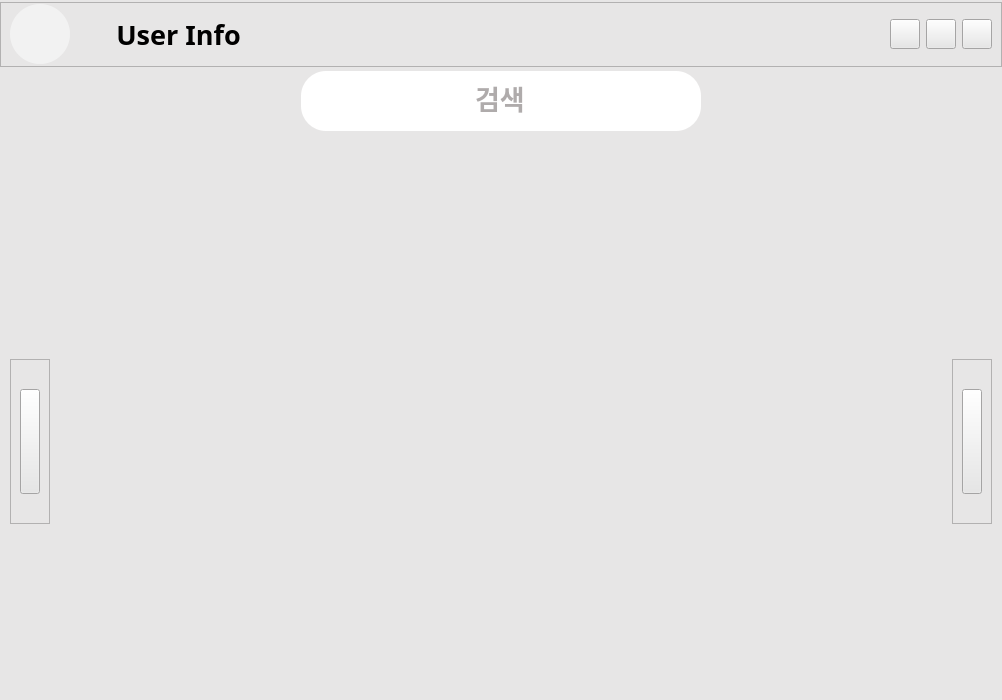
First picture: the form in ui/mainWindow.ui, repository bbeomgeun/IGRUS-IT-Contest, before the edit.
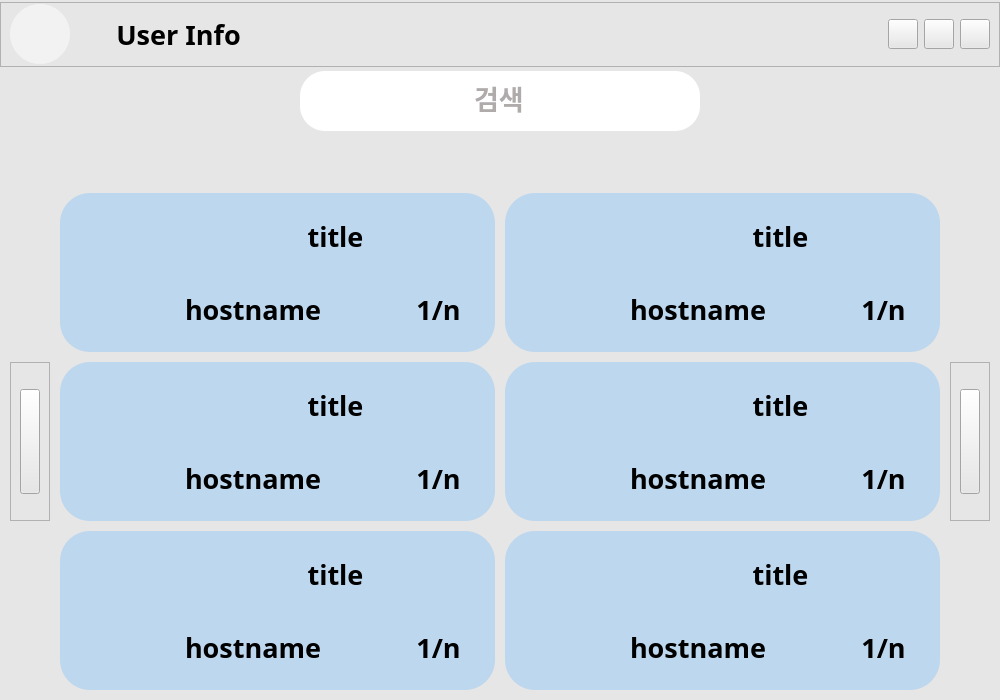
Second picture: the form after the edit. The open tabs and pages were chosen to show the change. Icons and pictures are not drawn.

What changed in the file:
```diff
--- a/ui/mainWindow.ui
+++ b/ui/mainWindow.ui
@@ -6,7 +6,7 @@
    <rect>
     <x>0</x>
     <y>0</y>
-    <width>1002</width>
+    <width>1000</width>
     <height>700</height>
    </rect>
   </property>
@@ -1368,6 +1368,1026 @@
             </property>
            </spacer>
           </item>
+          <item row="1" column="3">
+           <widget class="QFrame" name="room_4">
+            <property name="sizePolicy">
+             <sizepolicy hsizetype="Preferred" vsizetype="Minimum">
+              <horstretch>0</horstretch>
+              <verstretch>0</verstretch>
+             </sizepolicy>
+            </property>
+            <property name="minimumSize">
+             <size>
+              <width>0</width>
+              <height>150</height>
+             </size>
+            </property>
+            <property name="styleSheet">
+             <string notr="true">background-color: rgb(189, 215, 238);
+border-radius:30px;</string>
+            </property>
+            <property name="frameShape">
+             <enum>QFrame::StyledPanel</enum>
+            </property>
+            <property name="frameShadow">
+             <enum>QFrame::Raised</enum>
+            </property>
+            <layout class="QHBoxLayout" name="horizontalLayout_19">
+             <item>
+              <widget class="QLabel" name="roomImg_4">
+               <property name="sizePolicy">
+                <sizepolicy hsizetype="Fixed" vsizetype="Fixed">
+                 <horstretch>0</horstretch>
+                 <verstretch>0</verstretch>
+                </sizepolicy>
+               </property>
+               <property name="minimumSize">
+                <size>
+                 <width>110</width>
+                 <height>110</height>
+                </size>
+               </property>
+               <property name="maximumSize">
+                <size>
+                 <width>110</width>
+                 <height>110</height>
+                </size>
+               </property>
+               <property name="text">
+                <string/>
+               </property>
+               <property name="alignment">
+                <set>Qt::AlignCenter</set>
+               </property>
+              </widget>
+             </item>
+             <item>
+              <widget class="QFrame" name="roomText_4">
+               <property name="frameShape">
+                <enum>QFrame::StyledPanel</enum>
+               </property>
+               <property name="frameShadow">
+                <enum>QFrame::Raised</enum>
+               </property>
+               <layout class="QVBoxLayout" name="verticalLayout_8">
+                <property name="leftMargin">
+                 <number>0</number>
+                </property>
+                <property name="topMargin">
+                 <number>0</number>
+                </property>
+                <property name="rightMargin">
+                 <number>0</number>
+                </property>
+                <property name="bottomMargin">
+                 <number>0</number>
+                </property>
+                <item>
+                 <widget class="QLabel" name="roomTitle_4">
+                  <property name="font">
+                   <font>
+                    <family>나눔고딕</family>
+                    <pointsize>20</pointsize>
+                    <weight>75</weight>
+                    <bold>true</bold>
+                   </font>
+                  </property>
+                  <property name="text">
+                   <string>title</string>
+                  </property>
+                  <property name="alignment">
+                   <set>Qt::AlignCenter</set>
+                  </property>
+                 </widget>
+                </item>
+                <item>
+                 <widget class="QFrame" name="nameNnum_4">
+                  <property name="frameShape">
+                   <enum>QFrame::StyledPanel</enum>
+                  </property>
+                  <property name="frameShadow">
+                   <enum>QFrame::Raised</enum>
+                  </property>
+                  <layout class="QHBoxLayout" name="horizontalLayout_20">
+                   <property name="leftMargin">
+                    <number>0</number>
+                   </property>
+                   <property name="topMargin">
+                    <number>0</number>
+                   </property>
+                   <property name="rightMargin">
+                    <number>0</number>
+                   </property>
+                   <property name="bottomMargin">
+                    <number>0</number>
+                   </property>
+                   <item>
+                    <widget class="QLabel" name="num_4">
+                     <property name="sizePolicy">
+                      <sizepolicy hsizetype="Minimum" vsizetype="Preferred">
+                       <horstretch>0</horstretch>
+                       <verstretch>0</verstretch>
+                      </sizepolicy>
+                     </property>
+                     <property name="minimumSize">
+                      <size>
+                       <width>200</width>
+                       <height>0</height>
+                      </size>
+                     </property>
+                     <property name="font">
+                      <font>
+                       <family>나눔고딕</family>
+                       <pointsize>20</pointsize>
+                       <weight>75</weight>
+                       <bold>true</bold>
+                      </font>
+                     </property>
+                     <property name="text">
+                      <string>hostname</string>
+                     </property>
+                     <property name="alignment">
+                      <set>Qt::AlignLeading|Qt::AlignLeft|Qt::AlignVCenter</set>
+                     </property>
+                    </widget>
+                   </item>
+                   <item>
+                    <widget class="QLabel" name="hostname_4">
+                     <property name="font">
+                      <font>
+                       <family>나눔고딕</family>
+                       <pointsize>20</pointsize>
+                       <weight>75</weight>
+                       <bold>true</bold>
+                      </font>
+                     </property>
+                     <property name="text">
+                      <string>1/n</string>
+                     </property>
+                     <property name="alignment">
+                      <set>Qt::AlignCenter</set>
+                     </property>
+                    </widget>
+                   </item>
+                  </layout>
+                 </widget>
+                </item>
+               </layout>
+              </widget>
+             </item>
+            </layout>
+           </widget>
+          </item>
+          <item row="1" column="2">
+           <widget class="QFrame" name="room_5">
+            <property name="sizePolicy">
+             <sizepolicy hsizetype="Preferred" vsizetype="Minimum">
+              <horstretch>0</horstretch>
+              <verstretch>0</verstretch>
+             </sizepolicy>
+            </property>
+            <property name="minimumSize">
+             <size>
+              <width>0</width>
+              <height>150</height>
+             </size>
+            </property>
+            <property name="styleSheet">
+             <string notr="true">background-color: rgb(189, 215, 238);
+border-radius:30px;</string>
+            </property>
+            <property name="frameShape">
+             <enum>QFrame::StyledPanel</enum>
+            </property>
+            <property name="frameShadow">
+             <enum>QFrame::Raised</enum>
+            </property>
+            <layout class="QHBoxLayout" name="horizontalLayout_21">
+             <item>
+              <widget class="QLabel" name="roomImg_5">
+               <property name="sizePolicy">
+                <sizepolicy hsizetype="Fixed" vsizetype="Fixed">
+                 <horstretch>0</horstretch>
+                 <verstretch>0</verstretch>
+                </sizepolicy>
+               </property>
+               <property name="minimumSize">
+                <size>
+                 <width>110</width>
+                 <height>110</height>
+                </size>
+               </property>
+               <property name="maximumSize">
+                <size>
+                 <width>110</width>
+                 <height>110</height>
+                </size>
+               </property>
+               <property name="text">
+                <string/>
+               </property>
+               <property name="alignment">
+                <set>Qt::AlignCenter</set>
+               </property>
+              </widget>
+             </item>
+             <item>
+              <widget class="QFrame" name="roomText_5">
+               <property name="frameShape">
+                <enum>QFrame::StyledPanel</enum>
+               </property>
+               <property name="frameShadow">
+                <enum>QFrame::Raised</enum>
+               </property>
+               <layout class="QVBoxLayout" name="verticalLayout_9">
+                <property name="leftMargin">
+                 <number>0</number>
+                </property>
+                <property name="topMargin">
+                 <number>0</number>
+                </property>
+                <property name="rightMargin">
+                 <number>0</number>
+                </property>
+                <property name="bottomMargin">
+                 <number>0</number>
+                </property>
+                <item>
+                 <widget class="QLabel" name="roomTitle_5">
+                  <property name="font">
+                   <font>
+                    <family>나눔고딕</family>
+                    <pointsize>20</pointsize>
+                    <weight>75</weight>
+                    <bold>true</bold>
+                   </font>
+                  </property>
+                  <property name="text">
+                   <string>title</string>
+                  </property>
+                  <property name="alignment">
+                   <set>Qt::AlignCenter</set>
+                  </property>
+                 </widget>
+                </item>
+                <item>
+                 <widget class="QFrame" name="nameNnum_5">
+                  <property name="frameShape">
+                   <enum>QFrame::StyledPanel</enum>
+                  </property>
+                  <property name="frameShadow">
+                   <enum>QFrame::Raised</enum>
+                  </property>
+                  <layout class="QHBoxLayout" name="horizontalLayout_22">
+                   <property name="leftMargin">
+                    <number>0</number>
+                   </property>
+                   <property name="topMargin">
+                    <number>0</number>
+                   </property>
+                   <property name="rightMargin">
+                    <number>0</number>
+                   </property>
+                   <property name="bottomMargin">
+                    <number>0</number>
+                   </property>
+                   <item>
+                    <widget class="QLabel" name="num_5">
+                     <property name="sizePolicy">
+                      <sizepolicy hsizetype="Minimum" vsizetype="Preferred">
+                       <horstretch>0</horstretch>
+                       <verstretch>0</verstretch>
+                      </sizepolicy>
+                     </property>
+                     <property name="minimumSize">
+                      <size>
+                       <width>200</width>
+                       <height>0</height>
+                      </size>
+                     </property>
+                     <property name="font">
+                      <font>
+                       <family>나눔고딕</family>
+                       <pointsize>20</pointsize>
+                       <weight>75</weight>
+                       <bold>true</bold>
+                      </font>
+                     </property>
+                     <property name="text">
+                      <string>hostname</string>
+                     </property>
+                     <property name="alignment">
+                      <set>Qt::AlignLeading|Qt::AlignLeft|Qt::AlignVCenter</set>
+                     </property>
+                    </widget>
+                   </item>
+                   <item>
+                    <widget class="QLabel" name="hostname_5">
+                     <property name="font">
+                      <font>
+                       <family>나눔고딕</family>
+                       <pointsize>20</pointsize>
+                       <weight>75</weight>
+                       <bold>true</bold>
+                      </font>
+                     </property>
+                     <property name="text">
+                      <string>1/n</string>
+                     </property>
+                     <property name="alignment">
+                      <set>Qt::AlignCenter</set>
+                     </property>
+                    </widget>
+                   </item>
+                  </layout>
+                 </widget>
+                </item>
+               </layout>
+              </widget>
+             </item>
+            </layout>
+           </widget>
+          </item>
+          <item row="2" column="3">
+           <widget class="QFrame" name="room_6">
+            <property name="sizePolicy">
+             <sizepolicy hsizetype="Preferred" vsizetype="Minimum">
+              <horstretch>0</horstretch>
+              <verstretch>0</verstretch>
+             </sizepolicy>
+            </property>
+            <property name="minimumSize">
+             <size>
+              <width>0</width>
+              <height>150</height>
+             </size>
+            </property>
+            <property name="styleSheet">
+             <string notr="true">background-color: rgb(189, 215, 238);
+border-radius:30px;</string>
+            </property>
+            <property name="frameShape">
+             <enum>QFrame::StyledPanel</enum>
+            </property>
+            <property name="frameShadow">
+             <enum>QFrame::Raised</enum>
+            </property>
+            <layout class="QHBoxLayout" name="horizontalLayout_23">
+             <item>
+              <widget class="QLabel" name="roomImg_6">
+               <property name="sizePolicy">
+                <sizepolicy hsizetype="Fixed" vsizetype="Fixed">
+                 <horstretch>0</horstretch>
+                 <verstretch>0</verstretch>
+                </sizepolicy>
+               </property>
+               <property name="minimumSize">
+                <size>
+                 <width>110</width>
+                 <height>110</height>
+                </size>
+               </property>
+               <property name="maximumSize">
+                <size>
+                 <width>110</width>
+                 <height>110</height>
+                </size>
+               </property>
+               <property name="text">
+                <string/>
+               </property>
+               <property name="alignment">
+                <set>Qt::AlignCenter</set>
+               </property>
+              </widget>
+             </item>
+             <item>
+              <widget class="QFrame" name="roomText_6">
+               <property name="frameShape">
+                <enum>QFrame::StyledPanel</enum>
+               </property>
+               <property name="frameShadow">
+                <enum>QFrame::Raised</enum>
+               </property>
+               <layout class="QVBoxLayout" name="verticalLayout_13">
+                <property name="leftMargin">
+                 <number>0</number>
+                </property>
+                <property name="topMargin">
+                 <number>0</number>
+                </property>
+                <property name="rightMargin">
+                 <number>0</number>
+                </property>
+                <property name="bottomMargin">
+                 <number>0</number>
+                </property>
+                <item>
+                 <widget class="QLabel" name="roomTitle_6">
+                  <property name="font">
+                   <font>
+                    <family>나눔고딕</family>
+                    <pointsize>20</pointsize>
+                    <weight>75</weight>
+                    <bold>true</bold>
+                   </font>
+                  </property>
+                  <property name="text">
+                   <string>title</string>
+                  </property>
+                  <property name="alignment">
+                   <set>Qt::AlignCenter</set>
+                  </property>
+                 </widget>
+                </item>
+                <item>
+                 <widget class="QFrame" name="nameNnum_6">
+                  <property name="frameShape">
+                   <enum>QFrame::StyledPanel</enum>
+                  </property>
+                  <property name="frameShadow">
+                   <enum>QFrame::Raised</enum>
+                  </property>
+                  <layout class="QHBoxLayout" name="horizontalLayout_24">
+                   <property name="leftMargin">
+                    <number>0</number>
+                   </property>
+                   <property name="topMargin">
+                    <number>0</number>
+                   </property>
+                   <property name="rightMargin">
+                    <number>0</number>
+                   </property>
+                   <property name="bottomMargin">
+                    <number>0</number>
+                   </property>
+                   <item>
+                    <widget class="QLabel" name="num_6">
+                     <property name="sizePolicy">
+                      <sizepolicy hsizetype="Minimum" vsizetype="Preferred">
+                       <horstretch>0</horstretch>
+                       <verstretch>0</verstretch>
+                      </sizepolicy>
+                     </property>
+                     <property name="minimumSize">
+                      <size>
+                       <width>200</width>
+                       <height>0</height>
+                      </size>
+                     </property>
+                     <property name="font">
+                      <font>
+                       <family>나눔고딕</family>
+                       <pointsize>20</pointsize>
+                       <weight>75</weight>
+                       <bold>true</bold>
+                      </font>
+                     </property>
+                     <property name="text">
+                      <string>hostname</string>
+                     </property>
+                     <property name="alignment">
+                      <set>Qt::AlignLeading|Qt::AlignLeft|Qt::AlignVCenter</set>
+                     </property>
+                    </widget>
+                   </item>
+                   <item>
+                    <widget class="QLabel" name="hostname_6">
+                     <property name="font">
+                      <font>
+                       <family>나눔고딕</family>
+                       <pointsize>20</pointsize>
+                       <weight>75</weight>
+                       <bold>true</bold>
+                      </font>
+                     </property>
+                     <property name="text">
+                      <string>1/n</string>
+                     </property>
+                     <property name="alignment">
+                      <set>Qt::AlignCenter</set>
+                     </property>
+                    </widget>
+                   </item>
+                  </layout>
+                 </widget>
+                </item>
+               </layout>
+              </widget>
+             </item>
+            </layout>
+           </widget>
+          </item>
+          <item row="2" column="2">
+           <widget class="QFrame" name="room_7">
+            <property name="sizePolicy">
+             <sizepolicy hsizetype="Preferred" vsizetype="Minimum">
+              <horstretch>0</horstretch>
+              <verstretch>0</verstretch>
+             </sizepolicy>
+            </property>
+            <property name="minimumSize">
+             <size>
+              <width>0</width>
+              <height>150</height>
+             </size>
+            </property>
+            <property name="styleSheet">
+             <string notr="true">background-color: rgb(189, 215, 238);
+border-radius:30px;</string>
+            </property>
+            <property name="frameShape">
+             <enum>QFrame::StyledPanel</enum>
+            </property>
+            <property name="frameShadow">
+             <enum>QFrame::Raised</enum>
+            </property>
+            <layout class="QHBoxLayout" name="horizontalLayout_25">
+             <item>
+              <widget class="QLabel" name="roomImg_7">
+               <property name="sizePolicy">
+                <sizepolicy hsizetype="Fixed" vsizetype="Fixed">
+                 <horstretch>0</horstretch>
+                 <verstretch>0</verstretch>
+                </sizepolicy>
+               </property>
+               <property name="minimumSize">
+                <size>
+                 <width>110</width>
+                 <height>110</height>
+                </size>
+               </property>
+               <property name="maximumSize">
+                <size>
+                 <width>110</width>
+                 <height>110</height>
+                </size>
+               </property>
+               <property name="text">
+                <string/>
+               </property>
+               <property name="alignment">
+                <set>Qt::AlignCenter</set>
+               </property>
+              </widget>
+             </item>
+             <item>
+              <widget class="QFrame" name="roomText_7">
+               <property name="frameShape">
+                <enum>QFrame::StyledPanel</enum>
+               </property>
+               <property name="frameShadow">
+                <enum>QFrame::Raised</enum>
+               </property>
+               <layout class="QVBoxLayout" name="verticalLayout_15">
+                <property name="leftMargin">
+                 <number>0</number>
+                </property>
+                <property name="topMargin">
+                 <number>0</number>
+                </property>
+                <property name="rightMargin">
+                 <number>0</number>
+                </property>
+                <property name="bottomMargin">
+                 <number>0</number>
+                </property>
+                <item>
+                 <widget class="QLabel" name="roomTitle_7">
+                  <property name="font">
+                   <font>
+                    <family>나눔고딕</family>
+                    <pointsize>20</pointsize>
+                    <weight>75</weight>
+                    <bold>true</bold>
+                   </font>
+                  </property>
+                  <property name="text">
+                   <string>title</string>
+                  </property>
+                  <property name="alignment">
+                   <set>Qt::AlignCenter</set>
+                  </property>
+                 </widget>
+                </item>
+                <item>
+                 <widget class="QFrame" name="nameNnum_7">
+                  <property name="frameShape">
+                   <enum>QFrame::StyledPanel</enum>
+                  </property>
+                  <property name="frameShadow">
+                   <enum>QFrame::Raised</enum>
+                  </property>
+                  <layout class="QHBoxLayout" name="horizontalLayout_26">
+                   <property name="leftMargin">
+                    <number>0</number>
+                   </property>
+                   <property name="topMargin">
+                    <number>0</number>
+                   </property>
+                   <property name="rightMargin">
+                    <number>0</number>
+                   </property>
+                   <property name="bottomMargin">
+                    <number>0</number>
+                   </property>
+                   <item>
+                    <widget class="QLabel" name="num_7">
+                     <property name="sizePolicy">
+                      <sizepolicy hsizetype="Minimum" vsizetype="Preferred">
+                       <horstretch>0</horstretch>
+                       <verstretch>0</verstretch>
+                      </sizepolicy>
+                     </property>
+                     <property name="minimumSize">
+                      <size>
+                       <width>200</width>
+                       <height>0</height>
+                      </size>
+                     </property>
+                     <property name="font">
+                      <font>
+                       <family>나눔고딕</family>
+                       <pointsize>20</pointsize>
+                       <weight>75</weight>
+                       <bold>true</bold>
+                      </font>
+                     </property>
+                     <property name="text">
+                      <string>hostname</string>
+                     </property>
+                     <property name="alignment">
+                      <set>Qt::AlignLeading|Qt::AlignLeft|Qt::AlignVCenter</set>
+                     </property>
+                    </widget>
+                   </item>
+                   <item>
+                    <widget class="QLabel" name="hostname_7">
+                     <property name="font">
+                      <font>
+                       <family>나눔고딕</family>
+                       <pointsize>20</pointsize>
+                       <weight>75</weight>
+                       <bold>true</bold>
+                      </font>
+                     </property>
+                     <property name="text">
+                      <string>1/n</string>
+                     </property>
+                     <property name="alignment">
+                      <set>Qt::AlignCenter</set>
+                     </property>
+                    </widget>
+                   </item>
+                  </layout>
+                 </widget>
+                </item>
+               </layout>
+              </widget>
+             </item>
+            </layout>
+           </widget>
+          </item>
+          <item row="3" column="2">
+           <widget class="QFrame" name="room_8">
+            <property name="sizePolicy">
+             <sizepolicy hsizetype="Preferred" vsizetype="Minimum">
+              <horstretch>0</horstretch>
+              <verstretch>0</verstretch>
+             </sizepolicy>
+            </property>
+            <property name="minimumSize">
+             <size>
+              <width>0</width>
+              <height>150</height>
+             </size>
+            </property>
+            <property name="styleSheet">
+             <string notr="true">background-color: rgb(189, 215, 238);
+border-radius:30px;</string>
+            </property>
+            <property name="frameShape">
+             <enum>QFrame::StyledPanel</enum>
+            </property>
+            <property name="frameShadow">
+             <enum>QFrame::Raised</enum>
+            </property>
+            <layout class="QHBoxLayout" name="horizontalLayout_27">
+             <item>
+              <widget class="QLabel" name="roomImg_8">
+               <property name="sizePolicy">
+                <sizepolicy hsizetype="Fixed" vsizetype="Fixed">
+                 <horstretch>0</horstretch>
+                 <verstretch>0</verstretch>
+                </sizepolicy>
+               </property>
+               <property name="minimumSize">
+                <size>
+                 <width>110</width>
+                 <height>110</height>
+                </size>
+               </property>
+               <property name="maximumSize">
+                <size>
+                 <width>110</width>
+                 <height>110</height>
+                </size>
+               </property>
+               <property name="text">
+                <string/>
+               </property>
+               <property name="alignment">
+                <set>Qt::AlignCenter</set>
+               </property>
+              </widget>
+             </item>
+             <item>
+              <widget class="QFrame" name="roomText_8">
+               <property name="frameShape">
+                <enum>QFrame::StyledPanel</enum>
+               </property>
+               <property name="frameShadow">
+                <enum>QFrame::Raised</enum>
+               </property>
+               <layout class="QVBoxLayout" name="verticalLayout_16">
+                <property name="leftMargin">
+                 <number>0</number>
+                </property>
+                <property name="topMargin">
+                 <number>0</number>
+                </property>
+                <property name="rightMargin">
+                 <number>0</number>
+                </property>
+                <property name="bottomMargin">
+                 <number>0</number>
+                </property>
+                <item>
+                 <widget class="QLabel" name="roomTitle_8">
+                  <property name="font">
+                   <font>
+                    <family>나눔고딕</family>
+                    <pointsize>20</pointsize>
+                    <weight>75</weight>
+                    <bold>true</bold>
+                   </font>
+                  </property>
+                  <property name="text">
+                   <string>title</string>
+                  </property>
+                  <property name="alignment">
+                   <set>Qt::AlignCenter</set>
+                  </property>
+                 </widget>
+                </item>
+                <item>
+                 <widget class="QFrame" name="nameNnum_8">
+                  <property name="frameShape">
+                   <enum>QFrame::StyledPanel</enum>
+                  </property>
+                  <property name="frameShadow">
+                   <enum>QFrame::Raised</enum>
+                  </property>
+                  <layout class="QHBoxLayout" name="horizontalLayout_28">
+                   <property name="leftMargin">
+                    <number>0</number>
+                   </property>
+                   <property name="topMargin">
+                    <number>0</number>
+                   </property>
+                   <property name="rightMargin">
+                    <number>0</number>
+                   </property>
+                   <property name="bottomMargin">
+                    <number>0</number>
+                   </property>
+                   <item>
+                    <widget class="QLabel" name="num_8">
+                     <property name="sizePolicy">
+                      <sizepolicy hsizetype="Minimum" vsizetype="Preferred">
+                       <horstretch>0</horstretch>
+                       <verstretch>0</verstretch>
+                      </sizepolicy>
+                     </property>
+                     <property name="minimumSize">
+                      <size>
+                       <width>200</width>
+                       <height>0</height>
+                      </size>
+                     </property>
+                     <property name="font">
+                      <font>
+                       <family>나눔고딕</family>
+                       <pointsize>20</pointsize>
+                       <weight>75</weight>
+                       <bold>true</bold>
+                      </font>
+                     </property>
+                     <property name="text">
+                      <string>hostname</string>
+                     </property>
+                     <property name="alignment">
+                      <set>Qt::AlignLeading|Qt::AlignLeft|Qt::AlignVCenter</set>
+                     </property>
+                    </widget>
+                   </item>
+                   <item>
+                    <widget class="QLabel" name="hostname_8">
+                     <property name="font">
+                      <font>
+                       <family>나눔고딕</family>
+                       <pointsize>20</pointsize>
+                       <weight>75</weight>
+                       <bold>true</bold>
+                      </font>
+                     </property>
+                     <property name="text">
+                      <string>1/n</string>
+                     </property>
+                     <property name="alignment">
+                      <set>Qt::AlignCenter</set>
+                     </property>
+                    </widget>
+                   </item>
+                  </layout>
+                 </widget>
+                </item>
+               </layout>
+              </widget>
+             </item>
+            </layout>
+           </widget>
+          </item>
+          <item row="3" column="3">
+           <widget class="QFrame" name="room_9">
+            <property name="sizePolicy">
+             <sizepolicy hsizetype="Preferred" vsizetype="Minimum">
+              <horstretch>0</horstretch>
+              <verstretch>0</verstretch>
+             </sizepolicy>
+            </property>
+            <property name="minimumSize">
+             <size>
+              <width>0</width>
+              <height>150</height>
+             </size>
+            </property>
+            <property name="styleSheet">
+             <string notr="true">background-color: rgb(189, 215, 238);
+border-radius:30px;</string>
+            </property>
+            <property name="frameShape">
+             <enum>QFrame::StyledPanel</enum>
+            </property>
+            <property name="frameShadow">
+             <enum>QFrame::Raised</enum>
+            </property>
+            <layout class="QHBoxLayout" name="horizontalLayout_29">
+             <item>
+              <widget class="QLabel" name="roomImg_9">
+               <property name="sizePolicy">
+                <sizepolicy hsizetype="Fixed" vsizetype="Fixed">
+                 <horstretch>0</horstretch>
+                 <verstretch>0</verstretch>
+                </sizepolicy>
+               </property>
+               <property name="minimumSize">
+                <size>
+                 <width>110</width>
+                 <height>110</height>
+                </size>
+               </property>
+               <property name="maximumSize">
+                <size>
+                 <width>110</width>
+                 <height>110</height>
+                </size>
+               </property>
+               <property name="text">
+                <string/>
+               </property>
+               <property name="alignment">
+                <set>Qt::AlignCenter</set>
+               </property>
+              </widget>
+             </item>
+             <item>
+              <widget class="QFrame" name="roomText_9">
+               <property name="frameShape">
+                <enum>QFrame::StyledPanel</enum>
+               </property>
+               <property name="frameShadow">
+                <enum>QFrame::Raised</enum>
+               </property>
+               <layout class="QVBoxLayout" name="verticalLayout_17">
+                <property name="leftMargin">
+                 <number>0</number>
+                </property>
+                <property name="topMargin">
+                 <number>0</number>
+                </property>
+                <property name="rightMargin">
+                 <number>0</number>
+                </property>
+                <property name="bottomMargin">
+                 <number>0</number>
+                </property>
+                <item>
+                 <widget class="QLabel" name="roomTitle_9">
+                  <property name="font">
+                   <font>
+                    <family>나눔고딕</family>
+                    <pointsize>20</pointsize>
+                    <weight>75</weight>
+                    <bold>true</bold>
+                   </font>
+                  </property>
+                  <property name="text">
+                   <string>title</string>
+                  </property>
+                  <property name="alignment">
+                   <set>Qt::AlignCenter</set>
+                  </property>
+                 </widget>
+                </item>
+                <item>
+                 <widget class="QFrame" name="nameNnum_9">
+                  <property name="frameShape">
+                   <enum>QFrame::StyledPanel</enum>
+                  </property>
+                  <property name="frameShadow">
+                   <enum>QFrame::Raised</enum>
+                  </property>
+                  <layout class="QHBoxLayout" name="horizontalLayout_30">
+                   <property name="leftMargin">
+                    <number>0</number>
+                   </property>
+                   <property name="topMargin">
+                    <number>0</number>
+                   </property>
+                   <property name="rightMargin">
+                    <number>0</number>
+                   </property>
+                   <property name="bottomMargin">
+                    <number>0</number>
+                   </property>
+                   <item>
+                    <widget class="QLabel" name="num_9">
+                     <property name="sizePolicy">
+                      <sizepolicy hsizetype="Minimum" vsizetype="Preferred">
+                       <horstretch>0</horstretch>
+                       <verstretch>0</verstretch>
+                      </sizepolicy>
+                     </property>
+                     <property name="minimumSize">
+                      <size>
+                       <width>200</width>
+                       <height>0</height>
+                      </size>
+                     </property>
+                     <property name="font">
+                      <font>
+                       <family>나눔고딕</family>
+                       <pointsize>20</pointsize>
+                       <weight>75</weight>
+                       <bold>true</bold>
+                      </font>
+                     </property>
+                     <property name="text">
+                      <string>hostname</string>
+                     </property>
+                     <property name="alignment">
+                      <set>Qt::AlignLeading|Qt::AlignLeft|Qt::AlignVCenter</set>
+                     </property>
+                    </widget>
+                   </item>
+                   <item>
+                    <widget class="QLabel" name="hostname_9">
+                     <property name="font">
+                      <font>
+                       <family>나눔고딕</family>
+                       <pointsize>20</pointsize>
+                       <weight>75</weight>
+                       <bold>true</bold>
+                      </font>
+                     </property>
+                     <property name="text">
+                      <string>1/n</string>
+                     </property>
+                     <property name="alignment">
+                      <set>Qt::AlignCenter</set>
+                     </property>
+                    </widget>
+                   </item>
+                  </layout>
+                 </widget>
+                </item>
+               </layout>
+              </widget>
+             </item>
+            </layout>
+           </widget>
+          </item>
          </layout>
         </item>
        </layout>
```
Left out of the diff: 62 changed lines with no effect on the pictures.
